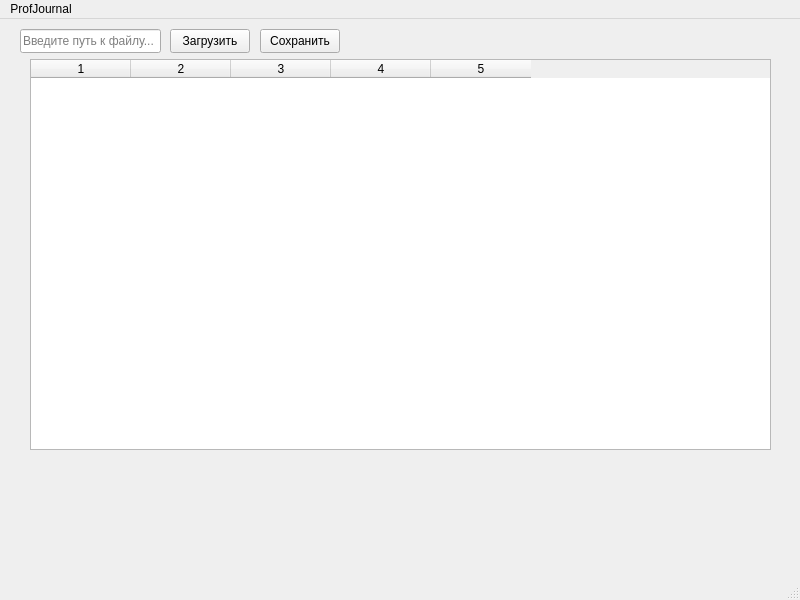
Old version of the form mainwindow.ui in the repository nkzkorps/2024_VT221_LyabinIA_9.
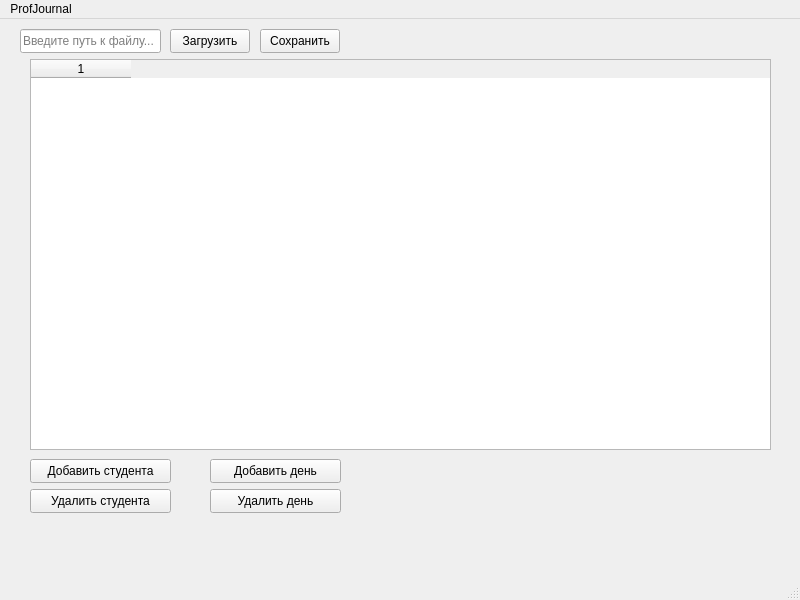
New version of the form.

Commit message: Added smart_ptr functionality, finished interactions with widgets

```diff
--- a/mainwindow.ui
+++ b/mainwindow.ui
@@ -46,13 +46,9 @@
      <number>0</number>
     </property>
     <property name="columnCount">
-     <number>5</number>
+     <number>1</number>
     </property>
     <column/>
-    <column/>
-    <column/>
-    <column/>
-    <column/>
    </widget>
    <widget class="QPushButton" name="buttonLoad">
     <property name="geometry">
@@ -80,6 +76,58 @@
      <string>Сохранить</string>
     </property>
    </widget>
+   <widget class="QPushButton" name="buttonAddStudent">
+    <property name="geometry">
+     <rect>
+      <x>30</x>
+      <y>440</y>
+      <width>141</width>
+      <height>24</height>
+     </rect>
+    </property>
+    <property name="text">
+     <string>Добавить студента</string>
+    </property>
+   </widget>
+   <widget class="QPushButton" name="buttonRemoveStudent">
+    <property name="geometry">
+     <rect>
+      <x>30</x>
+      <y>470</y>
+      <width>141</width>
+      <height>24</height>
+     </rect>
+    </property>
+    <property name="text">
+     <string>Удалить студента</string>
+    </property>
+   </widget>
+   <widget class="QPushButton" name="buttonAddSubject">
+    <property name="geometry">
+     <rect>
+      <x>210</x>
+      <y>440</y>
+      <width>131</width>
+      <height>24</height>
+     </rect>
+    </property>
+    <property name="text">
+     <string>Добавить день</string>
+    </property>
+   </widget>
+   <widget class="QPushButton" name="buttonRemoveSubject">
+    <property name="geometry">
+     <rect>
+      <x>210</x>
+      <y>470</y>
+      <width>131</width>
+      <height>24</height>
+     </rect>
+    </property>
+    <property name="text">
+     <string>Удалить день</string>
+    </property>
+   </widget>
   </widget>
   <widget class="QMenuBar" name="menubar">
    <property name="geometry">
```
The commit also changes 2 other files.
